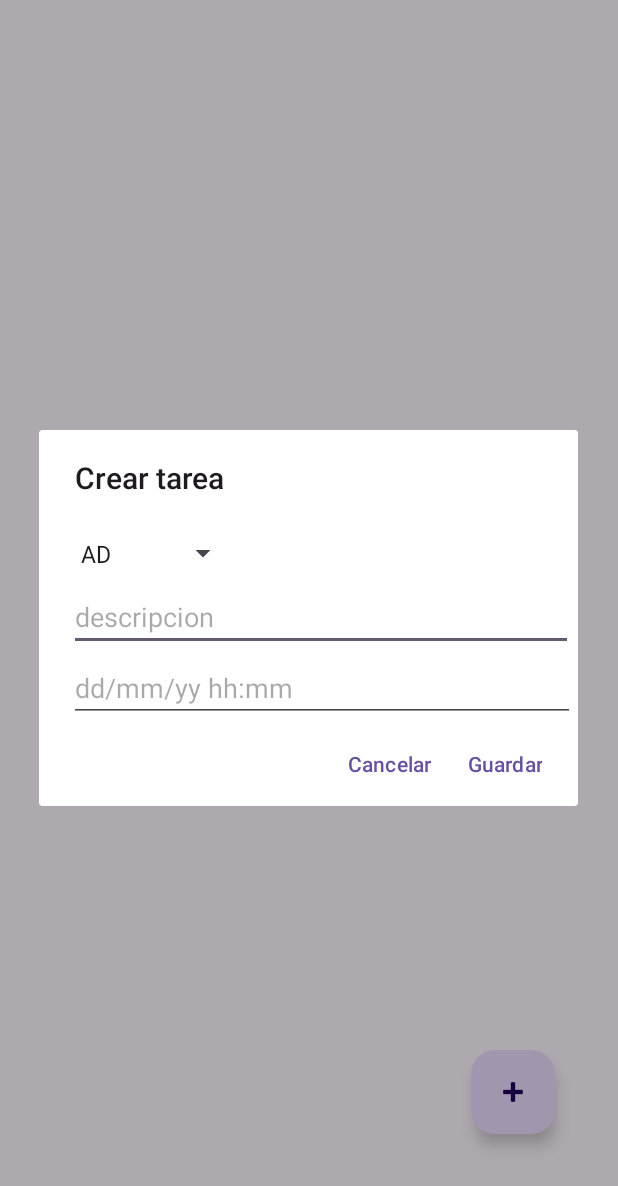
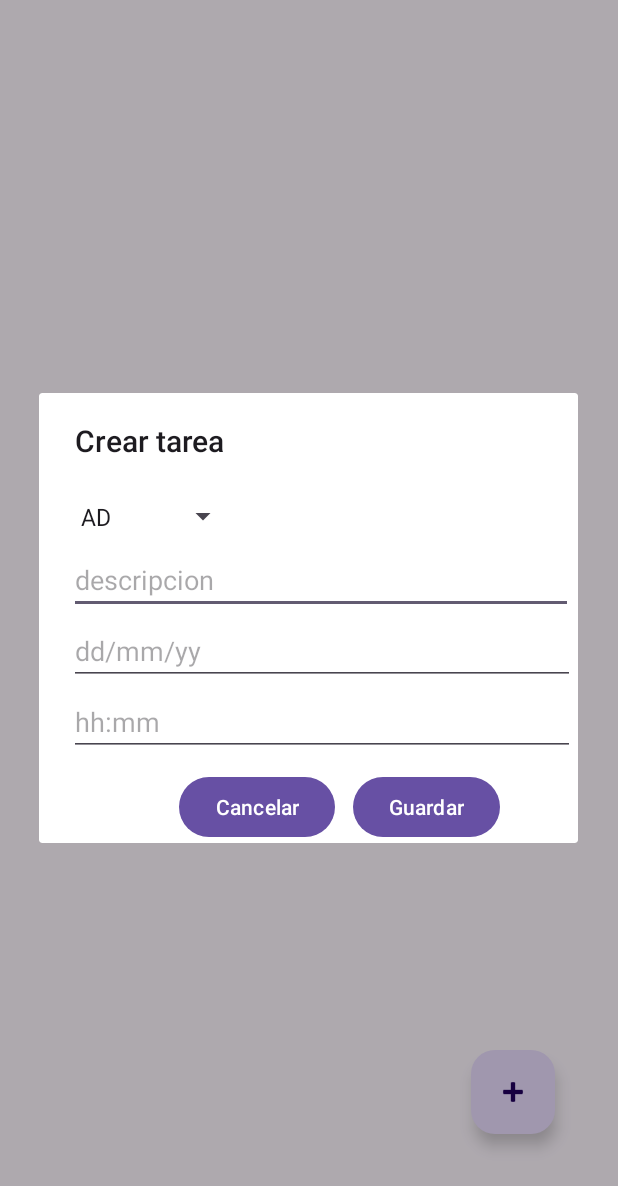
Before and after one commit to Iriaft21/uso_dialogos, an Android app: the screen it shows after launch (MainActivity), after a tap on an icon or button, on a phone screen of 412 x 824 dp. Shown: the top 1186 px of the screen. Run offline under Robolectric (Android 15) with nearby library versions, the phone set to English and light mode, and no system bars; 1 statement that could not run was skipped.

Commit message:
Dialogos hechos

```diff
--- a/app/src/main/java/com/example/uso_dialogos/DialogoFragment.java
+++ b/app/src/main/java/com/example/uso_dialogos/DialogoFragment.java
@@ -1,7 +1,8 @@
 package com.example.uso_dialogos;
 
+import android.app.DatePickerDialog;
 import android.app.Dialog;
-import android.content.DialogInterface;
+import android.app.TimePickerDialog;
 import android.os.Bundle;
 
 import androidx.annotation.NonNull;
@@ -11,19 +12,27 @@ import androidx.fragment.app.DialogFragment;
 
 import android.view.LayoutInflater;
 import android.view.View;
-import android.view.ViewGroup;
 import android.widget.AdapterView;
 import android.widget.ArrayAdapter;
+import android.widget.Button;
+import android.widget.DatePicker;
 import android.widget.Spinner;
+import android.widget.TextView;
+import android.widget.TimePicker;
+
+import java.util.Calendar;
 
 public class DialogoFragment extends DialogFragment {
+
+    private String asignatura;
+    private String descripcion;
+    private String fechaEntrega;
+    private String horaEntrega;
 
     @NonNull
     @Override
     public Dialog onCreateDialog(@Nullable Bundle savedInstanceState) {
-        // Construir el diálogo
         AlertDialog.Builder builder = new AlertDialog.Builder(getActivity());
-        // Inflar el layout del diálogo con el xml que hemos creado antes
         LayoutInflater inflater = requireActivity().getLayoutInflater();
         View view = inflater.inflate(R.layout.fragment_dialogo, null);
 
@@ -35,7 +44,7 @@ public class DialogoFragment extends DialogFragment {
         spinner.setOnItemSelectedListener(new AdapterView.OnItemSelectedListener() {
             @Override
             public void onItemSelected(AdapterView<?> adapterView, View view, int i, long l) {
-                // Rellenar el formulario
+                asignatura = spinner.getSelectedItem().toString();
             }
 
             @Override
@@ -43,25 +52,74 @@ public class DialogoFragment extends DialogFragment {
             }
         });
 
-        // Establece el layout para el diálogo
-        builder.setView(view);
+        TextView txt_descripcion = view.findViewById(R.id.txt_descripcion);
+        descripcion = (String) txt_descripcion.getText();
+        TextView fechaEntrega = view.findViewById(R.id.txt_entrega);
+        fechaEntrega.setOnClickListener(new View.OnClickListener() {
+            @Override
+            public void onClick(View view) {
+                //fecha y hora
+                final Calendar c = Calendar.getInstance();
+                int year = c.get(Calendar.YEAR);
+                int month = c.get(Calendar.MONTH);
+                int day = c.get(Calendar.DAY_OF_MONTH);
 
-        // Establece el título
-        builder.setTitle("Crear tarea");
+                DatePickerDialog datePickerDialog = new DatePickerDialog(getContext(),
+                        new DatePickerDialog.OnDateSetListener() {
 
-        // Añadir botones de aceptar y cancelar
-        builder.setPositiveButton(R.string.btn_guardar, new DialogInterface.OnClickListener() {
-            @Override
-            public void onClick(DialogInterface dialog, int id) {
-                // Crear una tarea
-            }
-        }).setNegativeButton(R.string.btn_cancelar, new DialogInterface.OnClickListener() {
-            public void onClick(DialogInterface dialog, int id) {
-                DialogoFragment.this.getDialog().cancel();
+                            @Override
+                            public void onDateSet(DatePicker view, int year,
+                                                  int monthOfYear, int dayOfMonth) {
+                                String fecha = dayOfMonth + "-" + (monthOfYear + 1) + "-" + year;
+                                fechaEntrega.setText(fecha);
+                            }
+                        }, year, month, day);
+                datePickerDialog.show();
             }
         });
 
-        // Devuelve el diálogo
+        TextView horaEntrega = view.findViewById(R.id.txt_horaentrega);
+        horaEntrega.setOnClickListener(new View.OnClickListener() {
+            @Override
+            public void onClick(View view) {
+                final Calendar c = Calendar.getInstance();
+                int hora = c.get(Calendar.HOUR_OF_DAY);
+                int minuto = c.get(Calendar.MINUTE);
+
+                // Launch Time Picker Dialog
+                TimePickerDialog timePickerDialog = new TimePickerDialog(getContext(),
+                        new TimePickerDialog.OnTimeSetListener() {
+
+                            @Override
+                            public void onTimeSet(TimePicker view, int hourOfDay,
+                                                  int minute) {
+
+                            }
+                        }, hora, minuto, false);
+                timePickerDialog.show();
+            }
+        });
+
+        builder.setView(view);
+        builder.setTitle("Crear tarea");
+
+        Button btn_cancelar = view.findViewById(R.id.btn_cancelar);
+        btn_cancelar.setOnClickListener(new View.OnClickListener() {
+            @Override
+            public void onClick(View view) {
+                //cerrar el dialogo
+            }
+        });
+
+        Button btn_guardar = view.findViewById(R.id.btn_guardar);
+        btn_guardar.setOnClickListener(new View.OnClickListener() {
+            @Override
+            public void onClick(View view) {
+                //Tarea tarea = new Tarea(asignatura, descripcion.getText(), fechaEntrega.getText(),hora, "En proceso");
+                //Pasarlo de vuelta a la mainActivity?
+            }
+        });
+
         return builder.create();
     }
 }
--- a/app/src/main/java/com/example/uso_dialogos/Tarea.java
+++ b/app/src/main/java/com/example/uso_dialogos/Tarea.java
@@ -13,11 +13,11 @@ public class Tarea implements Parcelable {
     private String horaEntrega;
     private String estado;
 
-    public Tarea(String asignatura, String fechaEntrega, String horaEntrega, String descripcion, String estado) {
+    public Tarea(String asignatura, String fechaEntrega, String descripcion, String horaEntrega,  String estado) {
         this.asignatura = asignatura;
+        this.descripcion = descripcion;
         this.fechaEntrega = fechaEntrega;
         this.horaEntrega = horaEntrega;
-        this.descripcion = descripcion;
         this.estado = estado;
     }
 
--- a/app/src/main/res/layout/fragment_dialogo.xml
+++ b/app/src/main/res/layout/fragment_dialogo.xml
@@ -41,10 +41,42 @@
             android:layout_marginStart="20dp"
             android:layout_marginTop="5dp"
             android:ems="10"
-            android:hint="@string/hint_entrega"
+            android:hint="@string/hint_fechaentrega"
             android:inputType="text"
             app:layout_constraintStart_toStartOf="parent"
             app:layout_constraintTop_toBottomOf="@+id/txt_descripcion" />
 
+        <EditText
+            android:id="@+id/txt_horaentrega"
+            android:layout_width="337dp"
+            android:layout_height="42dp"
+            android:layout_marginStart="20dp"
+            android:layout_marginTop="5dp"
+            android:ems="10"
+            android:hint="@string/hint_horaentrega"
+            android:inputType="text"
+            app:layout_constraintStart_toStartOf="parent"
+            app:layout_constraintTop_toBottomOf="@+id/txt_entrega" />
+
+        <Button
+            android:id="@+id/btn_guardar"
+            android:layout_width="wrap_content"
+            android:layout_height="wrap_content"
+            android:layout_marginTop="10dp"
+            android:layout_marginEnd="52dp"
+            android:text="@string/btn_guardar"
+            app:layout_constraintEnd_toEndOf="parent"
+            app:layout_constraintTop_toBottomOf="@+id/txt_horaentrega" />
+
+        <Button
+            android:id="@+id/btn_cancelar"
+            android:layout_width="wrap_content"
+            android:layout_height="wrap_content"
+            android:layout_marginTop="10dp"
+            android:layout_marginEnd="12dp"
+            android:text="@string/btn_cancelar"
+            app:layout_constraintEnd_toStartOf="@+id/btn_guardar"
+            app:layout_constraintTop_toBottomOf="@+id/txt_horaentrega" />
+
     </androidx.constraintlayout.widget.ConstraintLayout>
 </FrameLayout>
--- a/app/src/main/res/values/strings.xml
+++ b/app/src/main/res/values/strings.xml
@@ -8,6 +8,8 @@
     <string name="hint_entrega">dd/mm/yy hh:mm</string>
     <string name="btn_guardar">Guardar</string>
     <string name="btn_cancelar">Cancelar</string>
+    <string name="hint_fechaentrega">dd/mm/yy</string>
+    <string name="hint_horaentrega">hh:mm</string>
 
     <string-array name="asignaturas">
         <item>AD</item>
```
